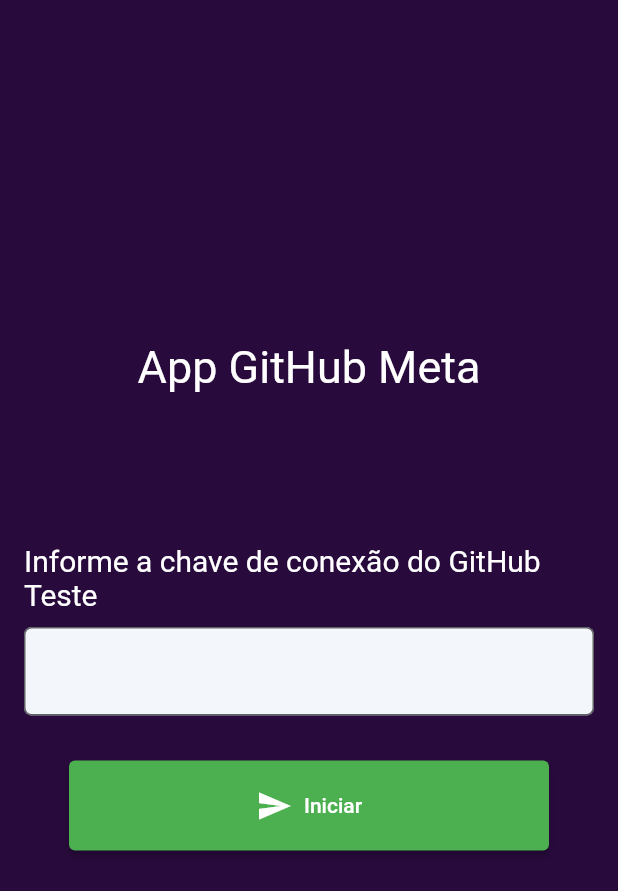
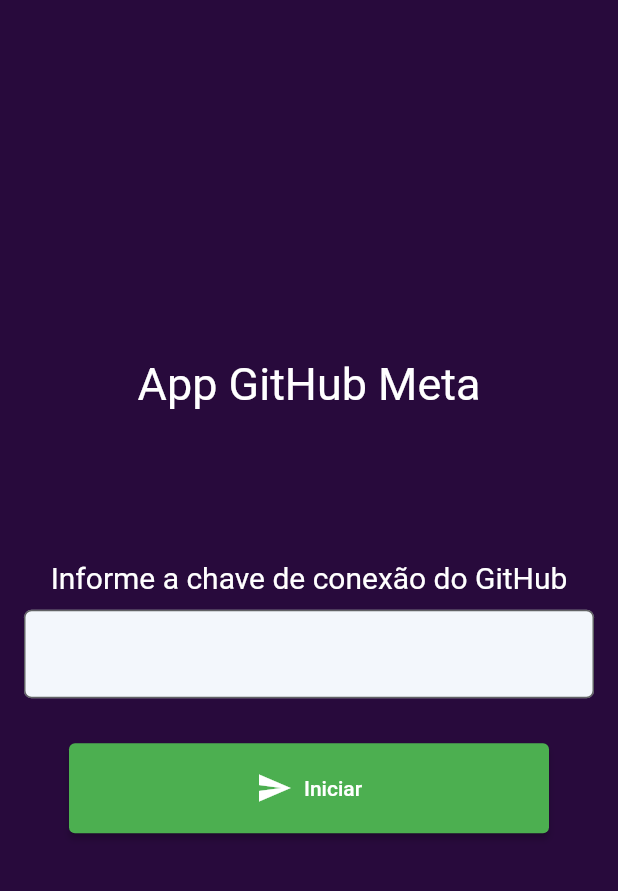
Before and after one commit to danilosouza55/app_github, a Flutter app: the screen it shows after launch, on a phone screen of 412 x 824 dp. Shown: the top 891 px of the screen. Run offline on Flutter 3.47's test engine with Material 2 defaults, Android fonts, the light colour scheme and no system bars; our stand-ins replace dartz, logger; accounts and stored records are empty; Roboto replaces fonts that are missing (SharonSans).

Commit message:
teste danil0

```diff
--- a/lib/src/presenter/page/login_page.dart
+++ b/lib/src/presenter/page/login_page.dart
@@ -46,7 +46,7 @@
                   height: 100,
                 ),
                 InputText(
-                  titulo: 'Informe a chave de conexão do GitHub Teste',
+                  titulo: 'Informe a chave de conexão do GitHub',
                   isNull: false,
                   controller: keyController,
                   icon: Icons.password,
```
